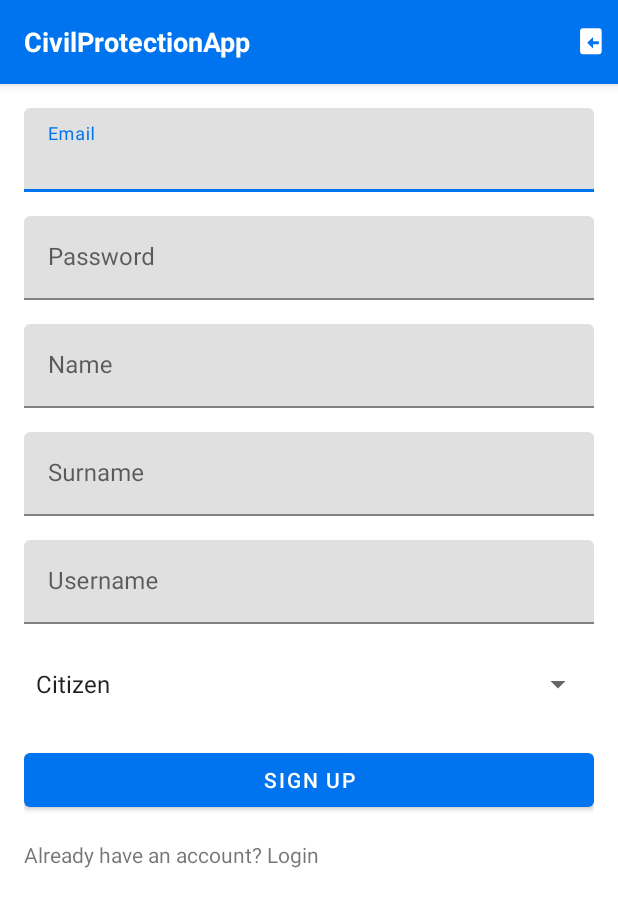
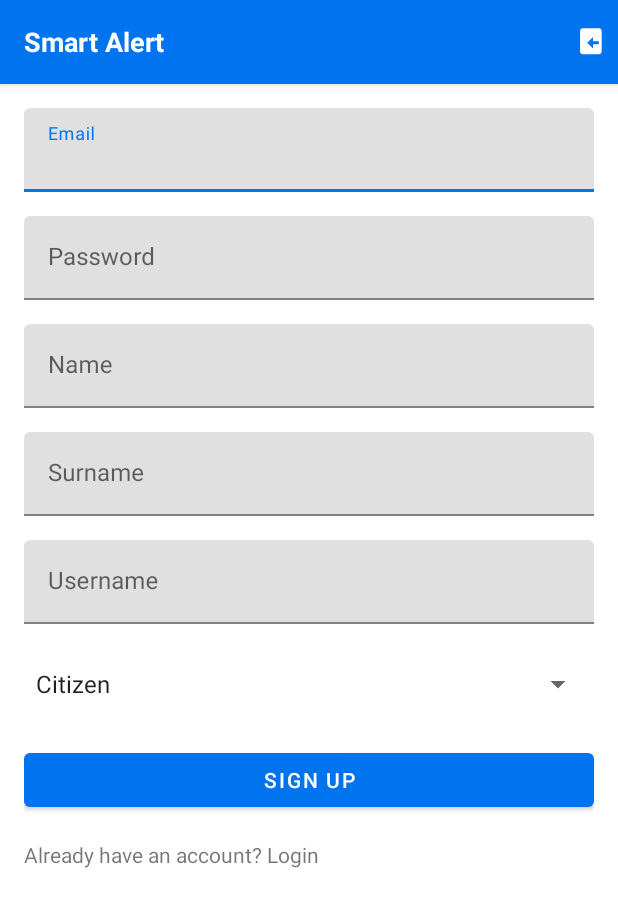
Before and after one commit to vassilikikrg/Civil-Protection-Android-App, an Android app: the SignUpActivity screen opened directly, with no data from a screen before it, on a phone screen of 412 x 824 dp. Shown: the top 907 px of the screen. Run offline under Robolectric (Android 15) with nearby library versions, the light colour scheme and no system bars; our stand-ins replace Firebase (no records; nobody signed in at launch, a user with empty details on screens opened directly).

Commit message:
organize files

```diff
--- a/app/src/main/java/com/karag/civilprotectionapp/NewIncidentFragment.java
+++ b/app/src/main/java/com/karag/civilprotectionapp/NewIncidentFragment.java
@@ -1,5 +1,4 @@
 package com.karag.civilprotectionapp;
-import static android.content.ContentValues.TAG;
 
 import android.Manifest;
 import android.content.Intent;
@@ -12,8 +11,6 @@ import android.util.Log;
 import android.view.LayoutInflater;
 import android.view.View;
 import android.view.ViewGroup;
-import android.widget.TextView;
-import android.widget.Toast;
 
 import androidx.activity.result.ActivityResultLauncher;
 import androidx.activity.result.contract.ActivityResultContracts;
@@ -29,6 +26,7 @@ import androidx.recyclerview.widget.RecyclerView;
 import com.google.firebase.Timestamp;
 import com.google.firebase.firestore.FirebaseFirestore;
 import com.google.firebase.firestore.QueryDocumentSnapshot;
+import com.karag.civilprotectionapp.adapters.IncidentAdapter;
 import com.karag.civilprotectionapp.models.Incident;
 import com.karag.civilprotectionapp.services.LocationService;
 
--- a/app/src/main/java/com/karag/civilprotectionapp/PendingCasesFragment.java
+++ b/app/src/main/java/com/karag/civilprotectionapp/PendingCasesFragment.java
@@ -16,15 +16,14 @@ import androidx.recyclerview.widget.RecyclerView;
 
 import com.google.firebase.firestore.FirebaseFirestore;
 import com.google.firebase.firestore.QueryDocumentSnapshot;
+import com.karag.civilprotectionapp.adapters.PendingCasesAdapter;
 import com.karag.civilprotectionapp.models.CompositeIncident;
 import com.karag.civilprotectionapp.danger_assessment.IncidentManager;
 import com.karag.civilprotectionapp.models.Emergency;
-import com.karag.civilprotectionapp.models.MyIncident;
 
 import java.util.ArrayList;
 import java.util.Collections;
 import java.util.Comparator;
-import java.util.Date;
 import java.util.List;
 import java.util.concurrent.CompletableFuture;
 import java.util.concurrent.ExecutionException;
--- a/app/src/main/java/com/karag/civilprotectionapp/IncidentAdapter.java
+++ b/app/src/main/java/com/karag/civilprotectionapp/adapters/IncidentAdapter.java
@@ -1,4 +1,4 @@
-package com.karag.civilprotectionapp;
+package com.karag.civilprotectionapp.adapters;
 
 import android.content.Context;
 import android.graphics.Bitmap;
@@ -15,6 +15,7 @@ import androidx.recyclerview.widget.RecyclerView;
 
 import com.google.firebase.storage.FirebaseStorage;
 import com.google.firebase.storage.StorageReference;
+import com.karag.civilprotectionapp.R;
 import com.karag.civilprotectionapp.models.Incident;
 
 import java.util.List;
--- a/app/src/main/java/com/karag/civilprotectionapp/services/Caching.java
+++ b/app/src/main/java/com/karag/civilprotectionapp/helpers/Caching.java
@@ -1,4 +1,4 @@
-package com.karag.civilprotectionapp.services;
+package com.karag.civilprotectionapp.helpers;
 
 import android.content.Context;
 import android.content.SharedPreferences;
--- a/app/src/main/java/com/karag/civilprotectionapp/services/NotificationHelper.java
+++ b/app/src/main/java/com/karag/civilprotectionapp/helpers/NotificationHelper.java
@@ -1,4 +1,4 @@
-package com.karag.civilprotectionapp.services;
+package com.karag.civilprotectionapp.helpers;
 import android.app.Notification;
 import android.app.NotificationChannel;
 import android.app.NotificationManager;
--- a/app/src/main/java/com/karag/civilprotectionapp/Translator.java
+++ b/app/src/main/java/com/karag/civilprotectionapp/helpers/Translator.java
@@ -1,4 +1,4 @@
-package com.karag.civilprotectionapp;
+package com.karag.civilprotectionapp.helpers;
 
 import android.content.Context;
 
--- a/app/src/main/res/layout/activity_sign_up.xml
+++ b/app/src/main/res/layout/activity_sign_up.xml
@@ -26,7 +26,7 @@
             android:id="@+id/emailEditText"
             android:layout_width="match_parent"
             android:layout_height="wrap_content"
-            android:hint="Email"
+            android:hint="@string/email"
             android:inputType="textEmailAddress"/>
 
     </com.google.android.material.textfield.TextInputLayout>
@@ -42,7 +42,7 @@
             android:id="@+id/passwordEditText"
             android:layout_width="match_parent"
             android:layout_height="wrap_content"
-            android:hint="Password"
+            android:hint="@string/password"
             android:inputType="textPassword"/>
 
     </com.google.android.material.textfield.TextInputLayout>
@@ -58,7 +58,7 @@
             android:id="@+id/nameEditText"
             android:layout_width="match_parent"
             android:layout_height="wrap_content"
-            android:hint="Name"/>
+            android:hint="@string/name_hint"/>
 
     </com.google.android.material.textfield.TextInputLayout>
 
@@ -73,7 +73,7 @@
             android:id="@+id/surnameEditText"
             android:layout_width="match_parent"
             android:layout_height="wrap_content"
-            android:hint="Surname"/>
+            android:hint="@string/surname_hint"/>
 
     </com.google.android.material.textfield.TextInputLayout>
 
@@ -88,7 +88,7 @@
             android:id="@+id/usernameEditText"
             android:layout_width="match_parent"
             android:layout_height="wrap_content"
-            android:hint="Username"/>
+            android:hint="@string/username"/>
 
     </com.google.android.material.textfield.TextInputLayout>
 
@@ -107,7 +107,7 @@
         android:layout_height="wrap_content"
         android:layout_below="@+id/roleSpinner"
         android:layout_marginTop="16dp"
-        android:text="Sign Up"/>
+        android:text="@string/sign_up"/>
 
     <TextView
         android:id="@+id/loginText"
@@ -116,7 +116,7 @@
         android:layout_below="@+id/signUpButton"
         android:layout_marginTop="16dp"
         android:layout_centerHorizontal="true"
-        android:text="Already have an account? Login"/>
+        android:text="@string/already_have_an_account_login"/>
 
     </LinearLayout>
 
--- a/app/src/main/res/layout/fragment_add_emergency.xml
+++ b/app/src/main/res/layout/fragment_add_emergency.xml
@@ -18,6 +18,7 @@
             android:layout_width="wrap_content"
             android:layout_height="wrap_content"
             android:layout_gravity="center_horizontal"
+            android:layout_marginTop="50dp"
             android:layout_marginBottom="16dp"
             android:text="@string/add_emergency_title"
             android:textSize="26sp" />
--- a/app/src/main/res/layout/fragment_new_incident.xml
+++ b/app/src/main/res/layout/fragment_new_incident.xml
@@ -9,7 +9,7 @@
         android:id="@+id/textViewTitle"
         android:layout_width="wrap_content"
         android:layout_height="wrap_content"
-        android:text="Incidents near you"
+        android:text="@string/incidents_near_you"
         android:textSize="20sp"
         android:textStyle="bold"
         android:layout_alignParentStart="true"
--- a/app/src/main/res/layout/fragment_pending_cases.xml
+++ b/app/src/main/res/layout/fragment_pending_cases.xml
@@ -12,7 +12,7 @@
         android:id="@+id/pendingCasesTitle"
         android:layout_width="wrap_content"
         android:layout_height="wrap_content"
-        android:text="Pending Cases"
+        android:text="@string/pending_incidents"
         android:textSize="20sp"
         android:textStyle="bold"
         android:layout_alignParentStart="true"
--- a/app/src/main/res/values/strings.xml
+++ b/app/src/main/res/values/strings.xml
@@ -1,5 +1,5 @@
 <resources>
-    <string name="app_name" translatable="false">CivilProtectionApp</string>
+    <string name="app_name" translatable="false">Smart Alert</string>
     <string name="hello_blank_fragment">Hello blank fragment</string>
     <string name="title">App title test</string>
     <string name="greek">Greek</string>
@@ -19,4 +19,22 @@
     <string name="stats_title">Statistics</string>
     <string name="overall_stats_title" >Total number of incidents reported in the app</string>
     <string name="stats_per_month">Number of incidents reported per month</string>
+    <string name="email">Email</string>
+    <string name="password">Password</string>
+    <string name="login">Login</string>
+    <string name="don_t_have_an_account_sign_up">Don\'t have an account? Sign Up</string>
+    <string name="name_hint">Name</string>
+    <string name="surname_hint">Surname</string>
+    <string name="username">Username</string>
+    <string name="sign_up">Sign Up</string>
+    <string name="already_have_an_account_login">Already have an account? Login</string>
+    <string name="incidents_near_you">Incidents near you</string>
+    <string name="pending_incidents">Pending incidents</string>
+    <string name="area">Area</string>
+    <string name="emergency">Emergency</string>
+    <string name="first_reported_at">First Reported at:</string>
+    <string name="reported_by">Reported by:</string>
+    <string name="danger_level">Danger Level:</string>
+    <string name="approve">Approve</string>
+    <string name="discard">Discard</string>
 </resources>
```
Also changed, not shown: app/src/main/java/com/karag/civilprotectionapp/AddEmergencyFragment.java (+1 -16 lines), app/src/main/java/com/karag/civilprotectionapp/MainActivity.java (deleted, +0 -28 lines), app/src/main/java/com/karag/civilprotectionapp/adapters/PendingCasesAdapter.java (renamed from app/src/main/java/com/karag/civilprotectionapp/PendingCasesAdapter.java, +3 -8 lines), app/src/main/java/com/karag/civilprotectionapp/services/LocationService.java (+2 -7 lines), app/src/main/res/layout/activity_login.xml (+4 -4 lines), app/src/main/res/layout/activity_main.xml (deleted, +0 -46 lines), app/src/main/res/layout/pending_case_layout.xml (+9 -7 lines), 1 other file.
